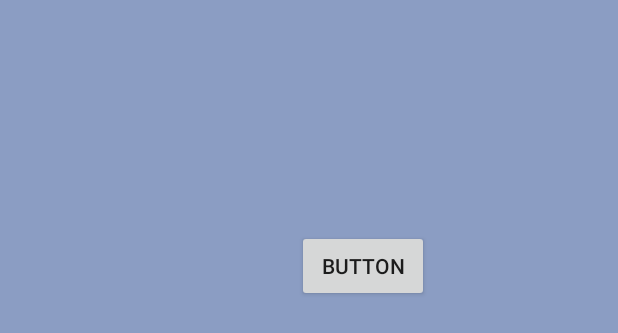
After one commit to brenton311/se101-final-project, an Android app: the layout activity_bluetooth.xml on its own in the app's theme, with its tools: preview values and no code run, on a phone screen of 412 x 824 dp. The commit adds this screen. Shown: the top 333 px of the screen. Run offline under Robolectric (Android 15) with nearby library versions, the light colour scheme and no system bars.

Commit message:
Bluetooth comm set up

```diff
--- /dev/null
+++ b/Pronto/app/src/main/res/layout/activity_bluetooth.xml
@@ -0,0 +1,23 @@
+<RelativeLayout xmlns:android="http://schemas.android.com/apk/res/android"
+    xmlns:tools="http://schemas.android.com/tools"
+    android:layout_width="match_parent"
+    android:layout_height="match_parent"
+    android:gravity="center_horizontal"
+    android:paddingBottom="@dimen/activity_vertical_margin"
+    android:paddingLeft="@dimen/activity_horizontal_margin"
+    android:paddingRight="@dimen/activity_horizontal_margin"
+    android:paddingTop="@dimen/activity_vertical_margin"
+    android:background="@color/colorPrimaryLight"
+    tools:context="com.redeyesoftware.pronto.LoginActivity">
+
+
+    <Button
+        android:text="Button"
+        android:layout_width="wrap_content"
+        android:layout_height="wrap_content"
+        android:layout_alignParentTop="true"
+        android:layout_alignParentStart="true"
+        android:layout_marginStart="72dp"
+        android:layout_marginTop="137dp"
+        android:id="@+id/send" />
+</RelativeLayout>
```
Also changed, not shown: Pronto/app/src/main/java/com/redeyesoftware/pronto/BluetoothActivity.java (+34 -35 lines), 1 other file.
